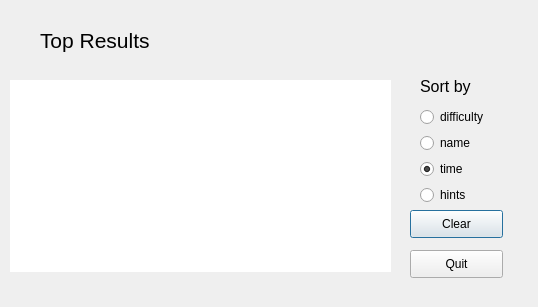
Qt form Sudoku/topresultswindow.ui (Akara4ok/Sudoku) before a commit.
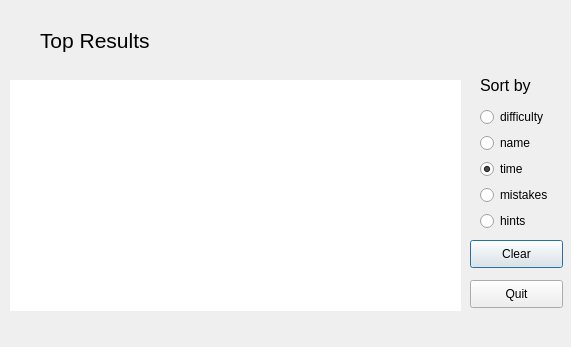
The same form after that commit.

Patch:
```diff
--- a/Sudoku/topresultswindow.ui
+++ b/Sudoku/topresultswindow.ui
@@ -6,8 +6,8 @@
    <rect>
     <x>0</x>
     <y>0</y>
-    <width>538</width>
-    <height>307</height>
+    <width>571</width>
+    <height>347</height>
    </rect>
   </property>
   <property name="windowTitle">
@@ -34,8 +34,8 @@
   <widget class="QPushButton" name="clearButton">
    <property name="geometry">
     <rect>
-     <x>410</x>
-     <y>210</y>
+     <x>470</x>
+     <y>240</y>
      <width>93</width>
      <height>28</height>
     </rect>
@@ -47,8 +47,8 @@
   <widget class="QPushButton" name="quitButton">
    <property name="geometry">
     <rect>
-     <x>410</x>
-     <y>250</y>
+     <x>470</x>
+     <y>280</y>
      <width>93</width>
      <height>28</height>
     </rect>
@@ -65,8 +65,8 @@
     <rect>
      <x>10</x>
      <y>80</y>
-     <width>381</width>
-     <height>192</height>
+     <width>451</width>
+     <height>231</height>
     </rect>
    </property>
    <property name="focusPolicy">
@@ -155,13 +155,13 @@
     <string/>
    </property>
   </widget>
-  <widget class="QWidget" name="layoutWidget">
+  <widget class="QWidget" name="">
    <property name="geometry">
     <rect>
-     <x>420</x>
-     <y>71</y>
-     <width>76</width>
-     <height>134</height>
+     <x>480</x>
+     <y>70</y>
+     <width>79</width>
+     <height>161</height>
     </rect>
    </property>
    <layout class="QVBoxLayout" name="verticalLayout">
@@ -201,6 +201,13 @@
       </property>
      </widget>
     </item>
+    <item>
+     <widget class="QRadioButton" name="radioButton">
+      <property name="text">
+       <string>mistakes</string>
+      </property>
+     </widget>
+    </item>
     <item>
      <widget class="QRadioButton" name="hintsRadioButton">
       <property name="text">
```
